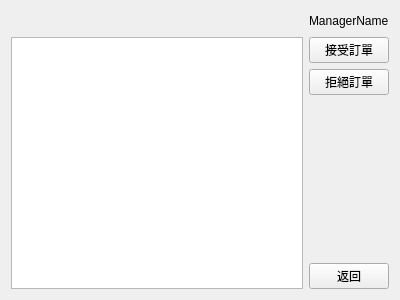
This is client/DepotSystemClient/Form/ordermanagementform.ui in B10215037/DepotSystem as Qt 5 draws it before an edit. The edited form follows.
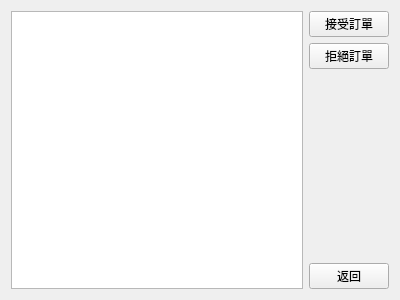
This is the edited form.

Commit message: modify username label

Patch:
```diff
--- a/client/DepotSystemClient/Form/ordermanagementform.ui
+++ b/client/DepotSystemClient/Form/ordermanagementform.ui
@@ -13,34 +13,8 @@
   <property name="windowTitle">
    <string>Form</string>
   </property>
-  <layout class="QVBoxLayout" name="verticalLayout_2">
-   <item>
     <layout class="QHBoxLayout" name="horizontalLayout">
      <item>
-      <spacer name="horizontalSpacer">
-       <property name="orientation">
-        <enum>Qt::Horizontal</enum>
-       </property>
-       <property name="sizeHint" stdset="0">
-        <size>
-         <width>40</width>
-         <height>20</height>
-        </size>
-       </property>
-      </spacer>
-     </item>
-     <item>
-      <widget class="QLabel" name="label">
-       <property name="text">
-        <string>ManagerName</string>
-       </property>
-      </widget>
-     </item>
-    </layout>
-   </item>
-   <item>
-    <layout class="QHBoxLayout" name="horizontalLayout_2">
-     <item>
       <widget class="QTableView" name="tableView"/>
      </item>
      <item>
@@ -78,8 +52,6 @@
           <string>返回</string>
          </property>
         </widget>
-       </item>
-      </layout>
      </item>
     </layout>
    </item>
```
Lines whose indentation alone changed are shown as unchanged. The commit also changes 7 other files.
